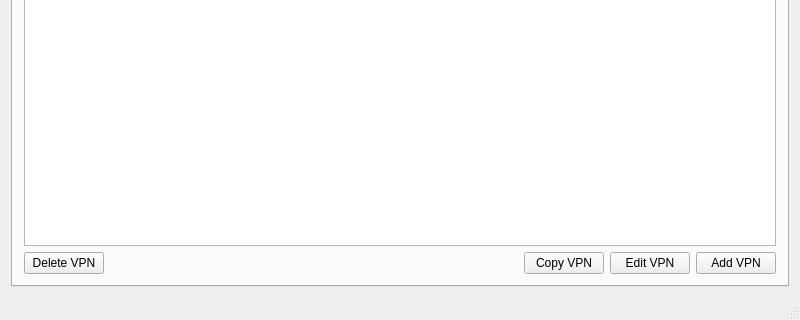
This is mainwindow.ui in theinvisible/openfortigui as Qt 5 draws it before an edit; both pictures show x 0 to 800 and y 280 to 600 of the 800 by 600 pixel window. The edited form follows.
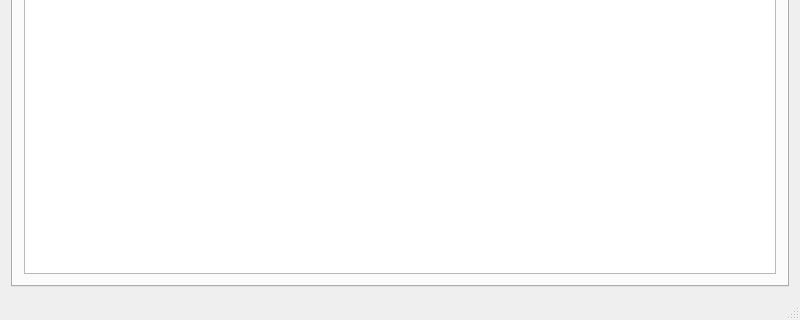
This is the edited form. Icons and pictures are not drawn.

Diff of the .ui file:
```diff
--- a/mainwindow.ui
+++ b/mainwindow.ui
@@ -44,67 +44,6 @@
           </attribute>
          </widget>
         </item>
-        <item>
-         <layout class="QHBoxLayout" name="horizontalLayout">
-          <item>
-           <widget class="QPushButton" name="btnDeleteVPN">
-            <property name="text">
-             <string>Delete VPN</string>
-            </property>
-            <property name="icon">
-             <iconset resource="res.qrc">
-              <normaloff>:/img/delete.png</normaloff>:/img/delete.png</iconset>
-            </property>
-           </widget>
-          </item>
-          <item>
-           <spacer name="horizontalSpacer">
-            <property name="orientation">
-             <enum>Qt::Horizontal</enum>
-            </property>
-            <property name="sizeHint" stdset="0">
-             <size>
-              <width>40</width>
-              <height>20</height>
-             </size>
-            </property>
-           </spacer>
-          </item>
-          <item>
-           <widget class="QPushButton" name="btnCopyVPN">
-            <property name="text">
-             <string>Copy VPN</string>
-            </property>
-            <property name="icon">
-             <iconset resource="res.qrc">
-              <normaloff>:/img/copy.png</normaloff>:/img/copy.png</iconset>
-            </property>
-           </widget>
-          </item>
-          <item>
-           <widget class="QPushButton" name="btnEditVPN">
-            <property name="text">
-             <string>Edit VPN</string>
-            </property>
-            <property name="icon">
-             <iconset resource="res.qrc">
-              <normaloff>:/img/edit.png</normaloff>:/img/edit.png</iconset>
-            </property>
-           </widget>
-          </item>
-          <item>
-           <widget class="QPushButton" name="btnAddVPN">
-            <property name="text">
-             <string>Add VPN</string>
-            </property>
-            <property name="icon">
-             <iconset resource="res.qrc">
-              <normaloff>:/img/add.png</normaloff>:/img/add.png</iconset>
-            </property>
-           </widget>
-          </item>
-         </layout>
-        </item>
        </layout>
       </widget>
       <widget class="QWidget" name="tab_2">
```
Left out of the diff: 61 changed lines with no effect on the pictures.
